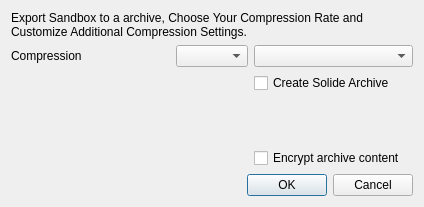
Old version of the form SandboxiePlus/SandMan/Forms/CompressDialog.ui in the repository sandboxie-plus/Sandboxie.
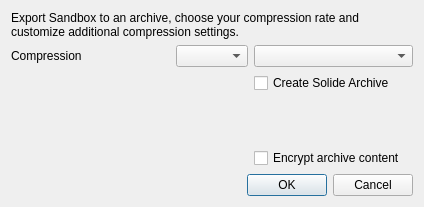
New version of the form.

What changed in the file:
```diff
--- a/SandboxiePlus/SandMan/Forms/CompressDialog.ui
+++ b/SandboxiePlus/SandMan/Forms/CompressDialog.ui
@@ -72,7 +72,7 @@
      <item row="0" column="0" colspan="3">
       <widget class="QLabel" name="label_2">
        <property name="text">
-        <string>Export Sandbox to a archive, Choose Your Compression Rate and Customize Additional Compression Settings.</string>
+        <string>Export Sandbox to an archive, choose your compression rate and customize additional compression settings.</string>
        </property>
        <property name="wordWrap">
         <bool>true</bool>
```
